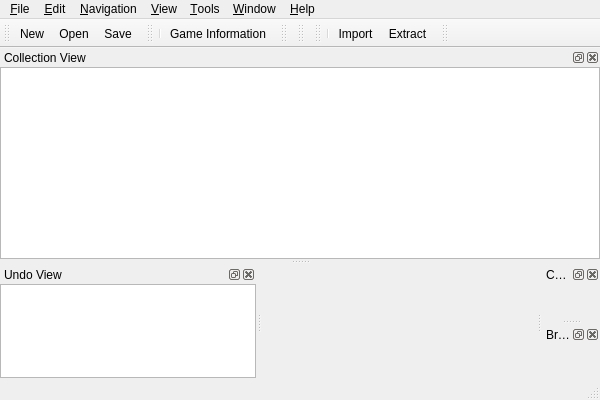
Above: mainwindow.ui from vidada/mugo before the change. Below: the same form after it.
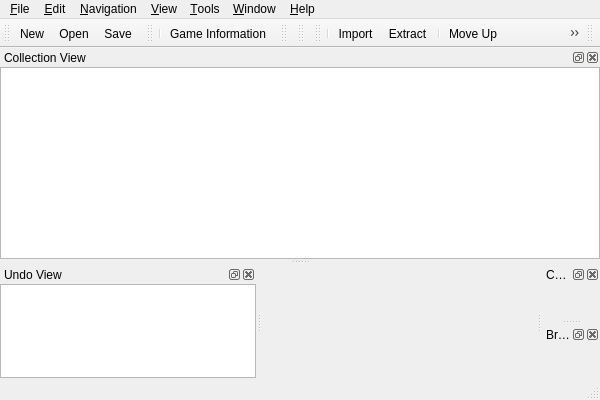
That is the form after the change. Icons and pictures are not drawn.

Commit message: game move up/down in sgf collection

What changed in the file:
```diff
--- a/mainwindow.ui
+++ b/mainwindow.ui
@@ -376,6 +376,9 @@
    <addaction name="separator"/>
    <addaction name="actionCollectionImport"/>
    <addaction name="actionCollectionExtract"/>
+   <addaction name="separator"/>
+   <addaction name="actionMoveUp"/>
+   <addaction name="actionMoveDown"/>
   </widget>
   <widget class="QToolBar" name="playToolBar">
    <property name="windowTitle">
@@ -830,6 +833,24 @@
     <string>&amp;Import</string>
    </property>
   </action>
+  <action name="actionMoveUp">
+   <property name="icon">
+    <iconset resource="mugo.qrc">
+     <normaloff>:/res/collectionup.png</normaloff>:/res/collectionup.png</iconset>
+   </property>
+   <property name="text">
+    <string>Move Up</string>
+   </property>
+  </action>
+  <action name="actionMoveDown">
+   <property name="icon">
+    <iconset resource="mugo.qrc">
+     <normaloff>:/res/collectiondown.png</normaloff>:/res/collectiondown.png</iconset>
+   </property>
+   <property name="text">
+    <string>Move Down</string>
+   </property>
+  </action>
   <action name="actionCopySGFToClipboard">
    <property name="text">
     <string>&amp;Copy SGF to Clipboard</string>
```
Left out of the diff: 3 changed lines with no effect on the pictures. The commit also changes 7 other files.
